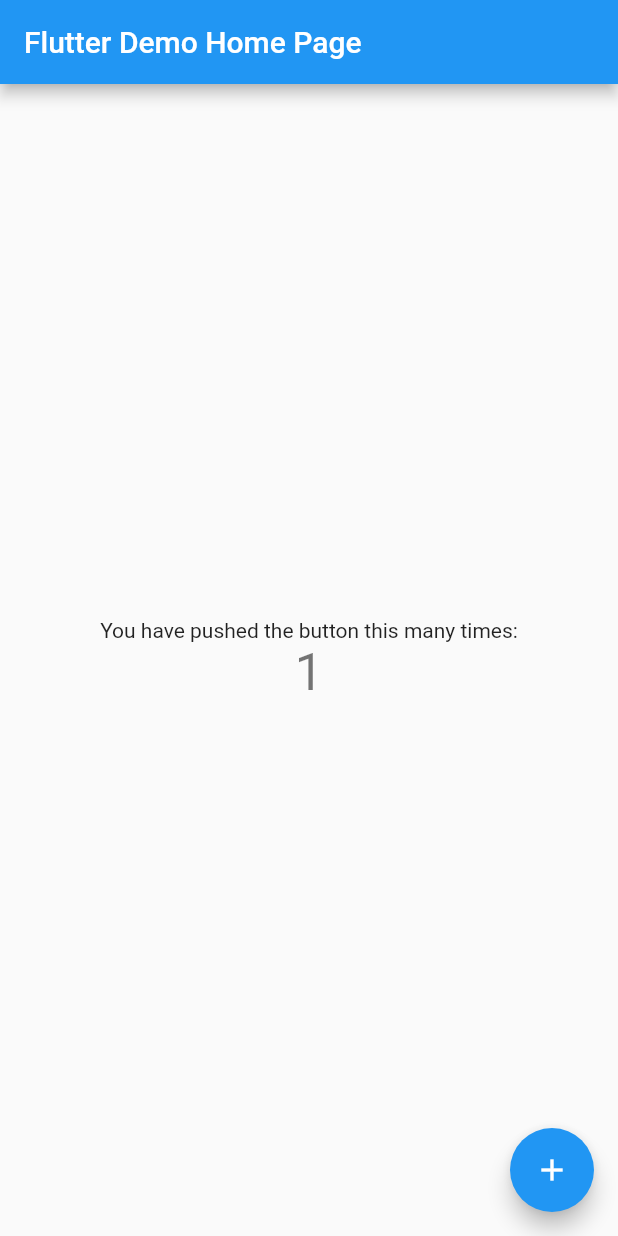
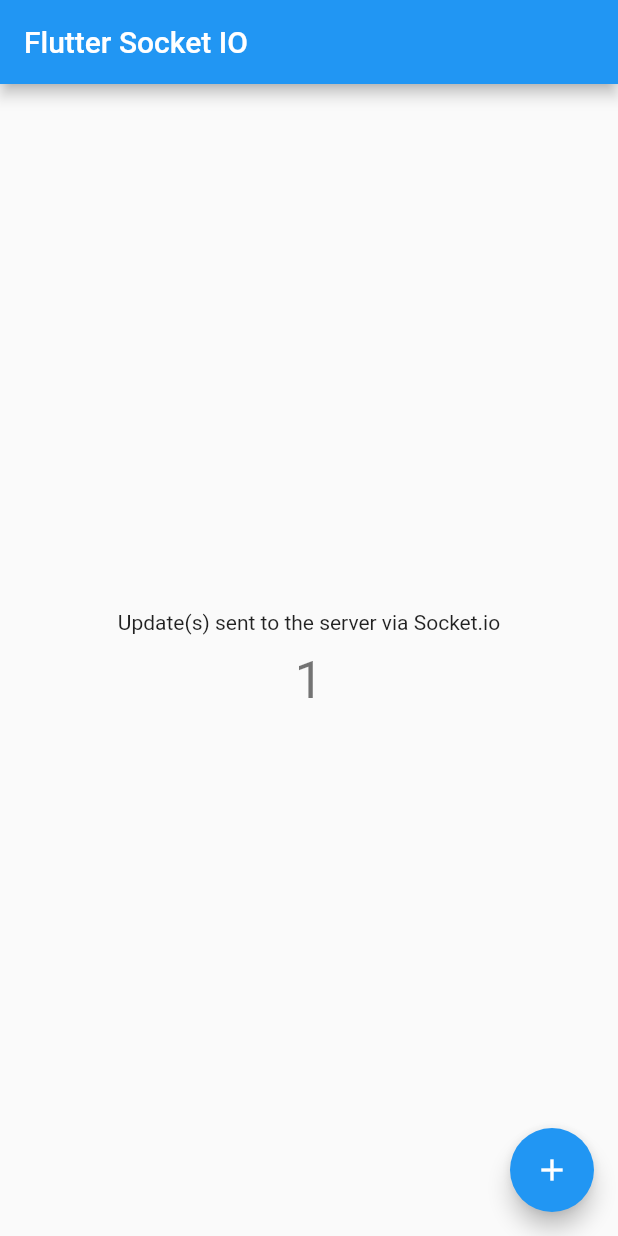
Before and after one commit to pseudoincorrect/socket_io_test, a Flutter app: the screen it shows after launch, after a tap on the "add" icon, on a phone screen of 412 x 824 dp. Run offline on Flutter 3.47's test engine with Material 2 defaults, Android fonts, the phone set to English and light mode, and no system bars; our stand-ins replace socket_io_client; network calls fail.

Commit message:
flutter bloc addded

```diff
--- a/Mobile_app_flutter/lib/main.dart
+++ b/Mobile_app_flutter/lib/main.dart
@@ -1,18 +1,21 @@
 import 'package:flutter/material.dart';
-import 'package:socket_io_client/socket_io_client.dart' as IO;
-import 'package:http/http.dart' as http;
+import 'package:socket_io_test/socketio_bloc.dart';
 
 void main() => runApp(MyApp());
 
 class MyApp extends StatelessWidget {
   @override
   Widget build(BuildContext context) {
-    return MaterialApp(
-      title: 'Flutter Demo',
-      theme: ThemeData(
-        primarySwatch: Colors.blue,
+    sBloc = SocketIobloc(appId: 'app1');
+    return SocketIoBlocsProvider(
+      sBloc: sBloc,
+      child: MaterialApp(
+        title: 'Flutter Socket IO',
+        theme: ThemeData(
+          primarySwatch: Colors.blue,
+        ),
+        home: MyHomePage(title: 'Flutter Socket IO'),
       ),
-      home: MyHomePage(title: 'Flutter Demo Home Page'),
     );
   }
 }
@@ -25,39 +28,19 @@
 }
 
 class _MyHomePageState extends State<MyHomePage> {
-  IO.Socket socket;
   int _counter = 0;
+  SocketIobloc sbloc;
+
   void _pushButtonCallback() {
-    this.socket.emit('test');
-
+    sBloc.sendUpdate();
     setState(() {
       _counter++;
     });
   }
 
-  void initSocketIo() {
-    this.socket = IO.io(
-      'http://10.0.2.2:80',
-      <String, dynamic>{
-        'transports': ['websocket'],
-      },
-    );
-
-    this.socket.on('connect', (_) {
-      print('connect');
-      this.socket.on("news", (data) => print(data));
-      this.socket.emit('test', 'test data');
-    });
-
-    this.socket.on('event', (data) => print(data));
-    this.socket.on('disconnect', (_) => print('disconnect'));
-    this.socket.on('fromServer', (_) => print(_));
-  }
-
   @override
   Widget build(BuildContext context) {
-    this.initSocketIo();
-
+    this.sbloc = SocketIoBlocsProvider.of(context);
     return Scaffold(
       appBar: AppBar(
         title: Text(widget.title),
@@ -67,8 +50,9 @@
           mainAxisAlignment: MainAxisAlignment.center,
           children: <Widget>[
             Text(
-              'You have pushed the button this many times:',
+              'Update(s) sent to the server via Socket.io',
             ),
+            Container(height: 10),
             Text(
               '$_counter',
               style: Theme.of(context).textTheme.display1,
--- /dev/null
+++ b/Mobile_app_flutter/lib/socketio_bloc.dart
@@ -0,0 +1,78 @@
+import 'package:flutter/material.dart';
+import 'package:socket_io_client/socket_io_client.dart' as IO;
+
+class SocketIoBlocsProvider extends InheritedWidget {
+  final SocketIobloc sBloc;
+
+  SocketIoBlocsProvider({Key key, Widget child, this.sBloc})
+      : super(key: key, child: child);
+
+  bool updateShouldNotify(_) => true;
+
+  static SocketIobloc of(BuildContext context) {
+    return context
+        .dependOnInheritedWidgetOfExactType<SocketIoBlocsProvider>()
+        .sBloc;
+  }
+}
+
+class SocketIobloc {
+  IO.Socket socket;
+  IO.Socket socketDl;
+  String appId;
+  bool isUpdating;
+
+  SocketIobloc({String appId}) {
+    this.appId = appId;
+    this.isUpdating = false;
+    this.initSocketIo();
+  }
+
+  void sendUpdate() {
+    this
+        .socketDl
+        .emit('flutterButton', 'event from socket ${this.socketDl.id}');
+  }
+
+  void initSocketIo() {
+    //////////////////////////////////////////////////////////////
+    // Downlink namespace ('/downlink')
+
+    this.socketDl = IO.io('http://10.0.2.2:80/downlink', <String, dynamic>{
+      'transports': ['websocket']
+    });
+
+    this.socketDl.on('connect', (_) {
+      this.socketDl.on('connected', (data) => print(data));
+      this.socketDl.emit('joinRoom', this.appId);
+      this.socketDl.on('roomJoined', (roomId) {
+        this.isUpdating = true;
+        print('room joined, id: $roomId');
+      });
+      if (!this.isUpdating) {
+        this.socketDl.on('update', (data) => print(data));
+      }
+    });
+
+    this.socketDl.on('disconnect', (_) {
+      this.isUpdating = false;
+      print('disconnected from /downlink');
+    });
+
+    //////////////////////////////////////////////////////////////
+    // Main namespace ('/')
+    this.socket = IO.io('http://10.0.2.2:80', <String, dynamic>{
+      'transports': ['websocket']
+    });
+
+    this.socket.on('connect', (_) {
+      this.socket.on('connected', (data) => print(data));
+    });
+
+    this.socket.on('disconnect', (_) => print('disconnected from /'));
+
+    //////////////////////////////////////////////////////////////
+  }
+}
+
+SocketIobloc sBloc;
--- a/Server_nodejs/package.json
+++ b/Server_nodejs/package.json
@@ -4,7 +4,7 @@
   "description": "socket io test project",
   "main": "index.js",
   "scripts": {
-    "start": "node --inspect=5858 -r ts-node/register ./src/index.ts",
+    "start": "node --inspect=5859 -r ts-node/register ./src/index.ts",
     "start:watch": "nodemon",
     "build": "tsc"
   },
```
Also changed, not shown: 3 other files.
